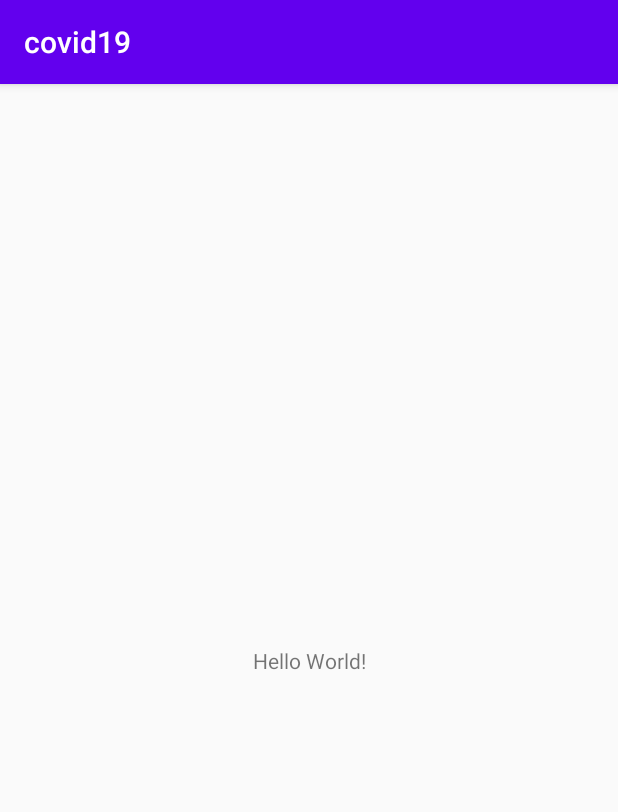
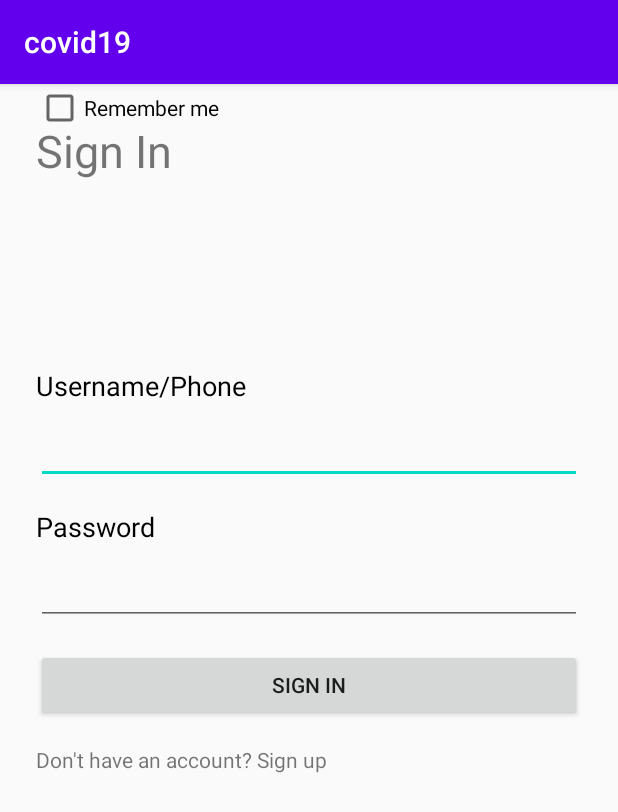
Before and after one commit to openmymed/access.md, an Android app: the screen it shows after launch (MainActivity before the commit, LoginActivity after it), on a phone screen of 412 x 824 dp. Shown: the top 812 px of the screen. Run offline under Robolectric (Android 15) with nearby library versions, the phone set to English and light mode, and no system bars.

Commit message:
created Login and Register Screens

```diff
--- a/android/app/build.gradle
+++ b/android/app/build.gradle
@@ -28,6 +28,9 @@ dependencies {
 
     implementation 'androidx.appcompat:appcompat:1.0.2'
     implementation 'androidx.constraintlayout:constraintlayout:1.1.3'
+    implementation 'com.google.android.material:material:1.0.0'
+    implementation 'androidx.annotation:annotation:1.1.0'
+    implementation 'androidx.lifecycle:lifecycle-extensions:2.0.0'
     testImplementation 'junit:junit:4.12'
     androidTestImplementation 'androidx.test.ext:junit:1.1.1'
     androidTestImplementation 'androidx.test.espresso:espresso-core:3.2.0'
--- a/android/app/src/main/AndroidManifest.xml
+++ b/android/app/src/main/AndroidManifest.xml
@@ -9,13 +9,15 @@
         android:roundIcon="@mipmap/ic_launcher_round"
         android:supportsRtl="true"
         android:theme="@style/AppTheme">
-        <activity android:name=".MainActivity">
+        <activity android:name=".RegisterActivity"></activity>
+        <activity android:name=".LoginActivity">
             <intent-filter>
                 <action android:name="android.intent.action.MAIN" />
 
                 <category android:name="android.intent.category.LAUNCHER" />
             </intent-filter>
         </activity>
+        <activity android:name=".MainActivity"></activity>
     </application>
 
 </manifest>
--- /dev/null
+++ b/android/app/src/main/java/me/kisoft/covid19/LoginActivity.java
@@ -0,0 +1,62 @@
+package me.kisoft.covid19;
+
+import android.content.Intent;
+import android.os.Bundle;
+import android.view.View;
+import android.widget.Button;
+import android.widget.CheckBox;
+import android.widget.EditText;
+import android.widget.TextView;
+
+import androidx.appcompat.app.AppCompatActivity;
+
+import me.kisoft.covid19.services.PatientService;
+import me.kisoft.covid19.services.PatientServiceMock;
+
+public class LoginActivity extends AppCompatActivity {
+    private EditText etUsername;
+    private EditText etPassword;
+    private Button btnSignIn;
+    private CheckBox chkRememberMe;
+    private TextView tvLoginWarning;
+    private TextView tvGoToSignUp;
+    private PatientService service;
+
+    @Override
+    protected void onCreate(Bundle savedInstanceState) {
+        super.onCreate(savedInstanceState);
+        setContentView(R.layout.activity_login);
+        etUsername = findViewById(R.id.et_username);
+        etPassword = findViewById(R.id.et_password);
+        btnSignIn = findViewById(R.id.btn_sign_in);
+        chkRememberMe = findViewById(R.id.chk_remember_me);
+        tvLoginWarning = findViewById(R.id.tv_login_warning);
+        tvGoToSignUp = findViewById(R.id.tv_goto_sign_up);
+        //init service
+        service = new PatientServiceMock();
+        //this is used to go the sign up screen
+        tvGoToSignUp.setOnClickListener(new View.OnClickListener() {
+            @Override
+            public void onClick(View view) {
+                Intent intent = new Intent(LoginActivity.this, RegisterActivity.class);
+                startActivity(intent);
+            }
+        });
+        //this goes to the Main screen after checking login credentials
+        btnSignIn.setOnClickListener(new View.OnClickListener() {
+            @Override
+            public void onClick(View view) {
+                String username = etUsername.getText().toString();
+                String password = etPassword.getText().toString();
+                if (true) { //todo complete this button check login credentials
+                    Intent intent = new Intent(LoginActivity.this, MainActivity.class);
+                    startActivity(intent);
+                } else {
+                    tvLoginWarning.setVisibility(View.VISIBLE);
+                }
+
+            }
+        });
+
+    }
+}
--- /dev/null
+++ b/android/app/src/main/java/me/kisoft/covid19/services/PatientService.java
@@ -0,0 +1,9 @@
+package me.kisoft.covid19.services;
+
+import me.kisoft.covid19.models.Patient;
+
+public interface PatientService {
+    void Login(String username, String password);
+
+    void Register(Patient patient);
+}
--- /dev/null
+++ b/android/app/src/main/java/me/kisoft/covid19/services/PatientServiceImpl.java
@@ -0,0 +1,4 @@
+package me.kisoft.covid19.services;
+
+public class PatientServiceImpl {
+}
--- /dev/null
+++ b/android/app/src/main/java/me/kisoft/covid19/services/PatientServiceMock.java
@@ -0,0 +1,20 @@
+package me.kisoft.covid19.services;
+
+import me.kisoft.covid19.models.Patient;
+
+public class PatientServiceMock implements PatientService {
+    //todo check if this is the correct impl for the pattern
+
+    @Override
+    public void Login(String username, String password) {
+        //do stuff here
+        String user = "Admin";
+        String pass = "Admin";
+
+    }
+
+    @Override
+    public void Register(Patient patient) {
+        //do stuff here
+    }
+}
--- /dev/null
+++ b/android/app/src/main/res/layout/activity_login.xml
@@ -0,0 +1,116 @@
+<?xml version="1.0" encoding="utf-8"?>
+<androidx.constraintlayout.widget.ConstraintLayout xmlns:android="http://schemas.android.com/apk/res/android"
+    xmlns:app="http://schemas.android.com/apk/res-auto"
+    xmlns:tools="http://schemas.android.com/tools"
+    android:id="@+id/edt_password"
+    android:layout_width="match_parent"
+    android:layout_height="match_parent"
+    tools:context=".LoginActivity">
+
+    <TextView
+        android:id="@+id/tv_sign_in"
+        android:layout_width="wrap_content"
+        android:layout_height="wrap_content"
+        android:layout_marginStart="24dp"
+        android:layout_marginTop="24dp"
+        android:text="Sign In"
+        android:textSize="30sp"
+        app:layout_constraintStart_toStartOf="parent"
+        app:layout_constraintTop_toTopOf="parent" />
+
+    <TextView
+        android:id="@+id/tv_username"
+        android:layout_width="wrap_content"
+        android:layout_height="wrap_content"
+        android:layout_marginStart="24dp"
+        android:layout_marginTop="124dp"
+        android:text="Username/Phone"
+        android:textColor="@android:color/black"
+        android:textSize="18sp"
+        app:layout_constraintStart_toStartOf="parent"
+        app:layout_constraintTop_toBottomOf="@+id/tv_sign_in" />
+
+    <EditText
+        android:id="@+id/et_username"
+        android:layout_width="match_parent"
+        android:layout_height="wrap_content"
+        android:layout_marginStart="24dp"
+        android:layout_marginTop="8dp"
+        android:layout_marginEnd="24dp"
+        android:ems="10"
+        app:layout_constraintEnd_toEndOf="parent"
+        app:layout_constraintStart_toStartOf="parent"
+        app:layout_constraintTop_toBottomOf="@+id/tv_username" />
+
+
+    <TextView
+        android:id="@+id/tv_password"
+        android:layout_width="wrap_content"
+        android:layout_height="wrap_content"
+        android:layout_marginStart="24dp"
+        android:layout_marginTop="16dp"
+        android:text="Password"
+        android:textColor="@android:color/black"
+        android:textSize="18sp"
+        app:layout_constraintStart_toStartOf="parent"
+        app:layout_constraintTop_toBottomOf="@+id/et_username" />
+
+    <EditText
+        android:id="@+id/et_password"
+        android:layout_width="match_parent"
+        android:layout_height="wrap_content"
+        android:layout_marginStart="24dp"
+        android:layout_marginTop="8dp"
+        android:layout_marginEnd="24dp"
+        android:ems="10"
+        android:inputType="textPassword"
+        app:layout_constraintEnd_toEndOf="parent"
+        app:layout_constraintStart_toStartOf="parent"
+        app:layout_constraintTop_toBottomOf="@+id/tv_password" />
+
+    <Button
+        android:id="@+id/btn_sign_in"
+        android:layout_width="0dp"
+        android:layout_height="wrap_content"
+        android:layout_marginStart="24dp"
+        android:layout_marginTop="16dp"
+        android:layout_marginEnd="24dp"
+        android:text="Sign In"
+        app:layout_constraintEnd_toEndOf="parent"
+        app:layout_constraintStart_toStartOf="parent"
+        app:layout_constraintTop_toBottomOf="@+id/tv_login_warning" />
+
+    <CheckBox
+        android:id="@+id/chk_remember_me"
+        android:layout_width="wrap_content"
+        android:layout_height="wrap_content"
+        android:layout_marginStart="24dp"
+        android:layout_marginTop="16dp"
+        android:checked="false"
+        android:text="Remember me"
+        app:layout_constraintStart_toStartOf="parent"
+        app:layout_constraintTop_toBottomOf="@+id/tv_sign_up" />
+
+    <TextView
+        android:id="@+id/tv_login_warning"
+        android:layout_width="wrap_content"
+        android:layout_height="wrap_content"
+        android:layout_marginStart="24dp"
+        android:layout_marginTop="16dp"
+        android:text="Incorrect username or password"
+        android:textColor="@android:color/holo_red_dark"
+        android:visibility="gone"
+        app:layout_constraintStart_toStartOf="parent"
+        app:layout_constraintTop_toBottomOf="@+id/et_password" />
+
+    <TextView
+        android:id="@+id/tv_goto_sign_up"
+        android:layout_width="wrap_content"
+        android:layout_height="wrap_content"
+        android:layout_marginStart="24dp"
+        android:layout_marginTop="16dp"
+        android:text="Don't have an account? Sign up"
+        app:layout_constraintStart_toStartOf="parent"
+        app:layout_constraintTop_toBottomOf="@+id/btn_sign_in" />
+
+</androidx.constraintlayout.widget.ConstraintLayout>
```
Also changed, not shown: android/app/src/main/java/me/kisoft/covid19/RegisterActivity.java (added, +67 -0 lines), android/app/src/main/java/me/kisoft/covid19/models/Patient.java (added, +39 -0 lines), android/app/src/main/res/layout/activity_register.xml (added, +169 -0 lines), android/app/src/main/res/values/strings.xml (+7 -0 lines).
